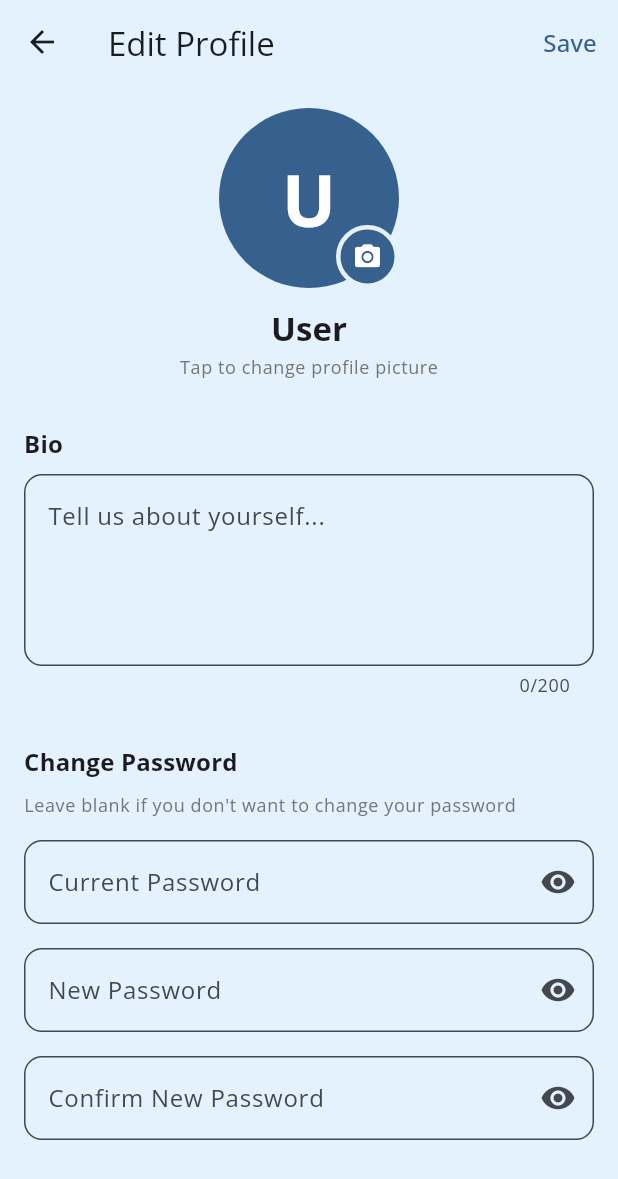
After one commit to Watsoup/InkStreak-Flutter, a Flutter app: the EditProfileScreen screen opened by its route, on a phone screen of 412 x 824 dp. The commit adds this screen. Shown: the top 1179 px of the screen. Run offline on Flutter 3.47's test engine with Material 3 defaults, Android fonts, the phone set to English and light mode, and no system bars; our stand-ins replace cached_network_image, confetti, dio, equatable, flutter_bloc, go_router and 5 more; accounts and stored records are empty; generated files the repository leaves out were written again.

Commit message:
feat: Add profile editing with picture upload, bio, and password change
- Create EditProfileScreen with complete profile management
- Add profile picture upload via camera or gallery with bottom sheet selector
- Implement bio text field with 200 character limit
- Add password change with current/new/confirm fields and validation
- Display profile picture and bio on ProfileScreen
- Add edit button (pencil icon) to profile AppBar
- Add /profile/edit route with user data passed from AuthBloc
- Image picker supports both camera and gallery selection
- Remove photo option for existing pictures
- Password validation: min 6 chars, fields must match, current password required
- Show loading state during save operation
- Success/error feedback via SnackBar
- All password fields have visibility toggle

```diff
--- /dev/null
+++ b/lib/presentation/screens/profile/edit_profile_screen.dart
@@ -0,0 +1,385 @@
+import 'dart:io';
+import 'package:flutter/material.dart';
+import 'package:image_picker/image_picker.dart';
+import 'package:go_router/go_router.dart';
+
+class EditProfileScreen extends StatefulWidget {
+  final String username;
+  final String? currentBio;
+  final String? currentProfilePicture;
+
+  const EditProfileScreen({
+    super.key,
+    required this.username,
+    this.currentBio,
+    this.currentProfilePicture,
+  });
+
+  @override
+  State<EditProfileScreen> createState() => _EditProfileScreenState();
+}
+
+class _EditProfileScreenState extends State<EditProfileScreen> {
+  final TextEditingController _bioController = TextEditingController();
+  final TextEditingController _currentPasswordController = TextEditingController();
+  final TextEditingController _newPasswordController = TextEditingController();
+  final TextEditingController _confirmPasswordController = TextEditingController();
+  final ImagePicker _imagePicker = ImagePicker();
+
+  File? _selectedImage;
+  bool _isLoading = false;
+  bool _obscureCurrentPassword = true;
+  bool _obscureNewPassword = true;
+  bool _obscureConfirmPassword = true;
+
+  @override
+  void initState() {
+    super.initState();
+    _bioController.text = widget.currentBio ?? '';
+  }
+
+  @override
+  void dispose() {
+    _bioController.dispose();
+    _currentPasswordController.dispose();
+    _newPasswordController.dispose();
+    _confirmPasswordController.dispose();
+    super.dispose();
+  }
+
+  Future<void> _pickImage(ImageSource source) async {
+    try {
+      final XFile? image = await _imagePicker.pickImage(
+        source: source,
+        maxWidth: 512,
+        maxHeight: 512,
+        imageQuality: 85,
+      );
+
+      if (image != null) {
+        setState(() {
+          _selectedImage = File(image.path);
+        });
+      }
+    } catch (e) {
+      if (mounted) {
+        ScaffoldMessenger.of(context).showSnackBar(
+          SnackBar(content: Text('Failed to pick image: $e')),
+        );
+      }
+    }
+  }
+
+  void _showImageSourceDialog() {
+    showModalBottomSheet(
+      context: context,
+      builder: (BuildContext context) {
+        return SafeArea(
+          child: Wrap(
+            children: [
+              ListTile(
+                leading: const Icon(Icons.photo_library),
+                title: const Text('Choose from Gallery'),
+                onTap: () {
+                  Navigator.pop(context);
+                  _pickImage(ImageSource.gallery);
+                },
+              ),
+              ListTile(
+                leading: const Icon(Icons.camera_alt),
+                title: const Text('Take a Photo'),
+                onTap: () {
+                  Navigator.pop(context);
+                  _pickImage(ImageSource.camera);
+                },
+              ),
+              if (_selectedImage != null || widget.currentProfilePicture != null)
+                ListTile(
+                  leading: const Icon(Icons.delete, color: Colors.red),
+                  title: const Text('Remove Photo', style: TextStyle(color: Colors.red)),
+                  onTap: () {
+                    Navigator.pop(context);
+                    setState(() {
+                      _selectedImage = null;
+                    });
+                  },
+                ),
+            ],
+          ),
+        );
+      },
+    );
+  }
+
+  Future<void> _saveChanges() async {
+    // Validate password fields if any are filled
+    if (_currentPasswordController.text.isNotEmpty ||
+        _newPasswordController.text.isNotEmpty ||
+        _confirmPasswordController.text.isNotEmpty) {
+      if (_currentPasswordController.text.isEmpty) {
+        ScaffoldMessenger.of(context).showSnackBar(
+          const SnackBar(content: Text('Please enter your current password')),
+        );
+        return;
+      }
+      if (_newPasswordController.text.isEmpty) {
+        ScaffoldMessenger.of(context).showSnackBar(
+          const SnackBar(content: Text('Please enter a new password')),
+        );
+        return;
+      }
+      if (_newPasswordController.text != _confirmPasswordController.text) {
+        ScaffoldMessenger.of(context).showSnackBar(
+          const SnackBar(content: Text('New passwords do not match')),
+        );
+        return;
+      }
+      if (_newPasswordController.text.length < 6) {
+        ScaffoldMessenger.of(context).showSnackBar(
+          const SnackBar(content: Text('New password must be at least 6 characters')),
+        );
+        return;
+      }
+    }
+
+    setState(() {
+      _isLoading = true;
+    });
+
+    // Simulate API call
+    await Future.delayed(const Duration(seconds: 2));
+
+    if (mounted) {
+      setState(() {
+        _isLoading = false;
+      });
+
+      ScaffoldMessenger.of(context).showSnackBar(
+        const SnackBar(
+          content: Text('Profile updated successfully!'),
+          backgroundColor: Colors.green,
+        ),
+      );
+
+      // In real app, update the user state in AuthBloc here
+      context.go('/profile');
+    }
+  }
+
+  @override
+  Widget build(BuildContext context) {
+    return Scaffold(
+      appBar: AppBar(
+        title: const Text('Edit Profile'),
+        leading: IconButton(
+          icon: const Icon(Icons.arrow_back),
+          onPressed: () => context.pop(),
+        ),
+        actions: [
+          if (_isLoading)
+            const Center(
+              child: Padding(
+                padding: EdgeInsets.all(16.0),
+                child: SizedBox(
+                  width: 20,
+                  height: 20,
+                  child: CircularProgressIndicator(strokeWidth: 2),
+                ),
+              ),
+            )
+          else
+            TextButton(
+              onPressed: _saveChanges,
+              child: const Text('Save', style: TextStyle(fontSize: 16)),
+            ),
+        ],
+      ),
+      body: SingleChildScrollView(
+        child: Padding(
+          padding: const EdgeInsets.all(16.0),
+          child: Column(
+            crossAxisAlignment: CrossAxisAlignment.start,
+            children: [
+              // Profile Picture Section
+              Center(
+                child: Column(
+                  children: [
+                    GestureDetector(
+                      onTap: _showImageSourceDialog,
+                      child: Stack(
+                        children: [
+                          CircleAvatar(
+                            radius: 60,
+                            backgroundColor: Theme.of(context).colorScheme.primary,
+                            backgroundImage: _selectedImage != null
+                                ? FileImage(_selectedImage!)
+                                : (widget.currentProfilePicture != null
+                                    ? NetworkImage(widget.currentProfilePicture!)
+                                    : null) as ImageProvider?,
+                            child: _selectedImage == null && widget.currentProfilePicture == null
+                                ? Text(
+                                    widget.username[0].toUpperCase(),
+                                    style: const TextStyle(
+                                      fontSize: 48,
+                                      color: Colors.white,
+                                      fontWeight: FontWeight.bold,
+                                    ),
+                                  )
+                                : null,
+                          ),
+                          Positioned(
+                            bottom: 0,
+                            right: 0,
+                            child: Container(
+                              padding: const EdgeInsets.all(8),
+                              decoration: BoxDecoration(
+                                color: Theme.of(context).colorScheme.primary,
+                                shape: BoxShape.circle,
+                                border: Border.all(
+                                  color: Theme.of(context).colorScheme.surface,
+                                  width: 3,
+                                ),
+                              ),
+                              child: const Icon(
+                                Icons.camera_alt,
+                                color: Colors.white,
+                                size: 20,
+                              ),
+                            ),
+                          ),
+                        ],
+                      ),
+                    ),
+                    const SizedBox(height: 12),
+                    Text(
+                      widget.username,
+                      style: Theme.of(context).textTheme.titleLarge?.copyWith(
+                            fontWeight: FontWeight.bold,
+                          ),
+                    ),
+                    const SizedBox(height: 4),
+                    Text(
+                      'Tap to change profile picture',
+                      style: Theme.of(context).textTheme.bodySmall?.copyWith(
+                            color: Colors.grey[600],
+                          ),
+                    ),
+                  ],
+                ),
+              ),
+              const SizedBox(height: 32),
+
+              // Bio Section
+              Text(
+                'Bio',
+                style: Theme.of(context).textTheme.titleMedium?.copyWith(
+                      fontWeight: FontWeight.bold,
+                    ),
+              ),
+              const SizedBox(height: 8),
+              TextField(
+                controller: _bioController,
+                maxLines: 4,
+                maxLength: 200,
+                decoration: InputDecoration(
+                  hintText: 'Tell us about yourself...',
+                  border: OutlineInputBorder(
+                    borderRadius: BorderRadius.circular(12),
+                  ),
+                  filled: true,
+                  fillColor: Theme.of(context).colorScheme.surface,
+                ),
+              ),
+              const SizedBox(height: 32),
+
+              // Change Password Section
+              Text(
+                'Change Password',
+                style: Theme.of(context).textTheme.titleMedium?.copyWith(
+                      fontWeight: FontWeight.bold,
+                    ),
+              ),
+              const SizedBox(height: 8),
+              Text(
+                'Leave blank if you don\'t want to change your password',
+                style: Theme.of(context).textTheme.bodySmall?.copyWith(
+                      color: Colors.grey[600],
+                    ),
+              ),
+              const SizedBox(height: 16),
+              TextField(
+                controller: _currentPasswordController,
+                obscureText: _obscureCurrentPassword,
+                decoration: InputDecoration(
+                  labelText: 'Current Password',
+                  border: OutlineInputBorder(
+                    borderRadius: BorderRadius.circular(12),
+                  ),
+                  filled: true,
+                  fillColor: Theme.of(context).colorScheme.surface,
+                  suffixIcon: IconButton(
+                    icon: Icon(
+                      _obscureCurrentPassword ? Icons.visibility : Icons.visibility_off,
+                    ),
+                    onPressed: () {
+                      setState(() {
+                        _obscureCurrentPassword = !_obscureCurrentPassword;
+                      });
+                    },
+                  ),
+                ),
+              ),
+              const SizedBox(height: 16),
+              TextField(
+                controller: _newPasswordController,
+                obscureText: _obscureNewPassword,
+                decoration: InputDecoration(
+                  labelText: 'New Password',
+                  border: OutlineInputBorder(
+                    borderRadius: BorderRadius.circular(12),
+                  ),
+                  filled: true,
+                  fillColor: Theme.of(context).colorScheme.surface,
+                  suffixIcon: IconButton(
+                    icon: Icon(
+                      _obscureNewPassword ? Icons.visibility : Icons.visibility_off,
+                    ),
+                    onPressed: () {
+                      setState(() {
+                        _obscureNewPassword = !_obscureNewPassword;
+                      });
+                    },
+                  ),
+                ),
+              ),
+              const SizedBox(height: 16),
+              TextField(
+                controller: _confirmPasswordController,
+                obscureText: _obscureConfirmPassword,
+                decoration: InputDecoration(
+                  labelText: 'Confirm New Password',
+                  border: OutlineInputBorder(
+                    borderRadius: BorderRadius.circular(12),
+                  ),
+                  filled: true,
+                  fillColor: Theme.of(context).colorScheme.surface,
+                  suffixIcon: IconButton(
+                    icon: Icon(
+                      _obscureConfirmPassword ? Icons.visibility : Icons.visibility_off,
+                    ),
+                    onPressed: () {
+                      setState(() {
+                        _obscureConfirmPassword = !_obscureConfirmPassword;
+                      });
+                    },
+                  ),
+                ),
+              ),
+              const SizedBox(height: 32),
+            ],
+          ),
+        ),
+      ),
+    );
+  }
+}
--- a/lib/presentation/screens/profile/profile_screen.dart
+++ b/lib/presentation/screens/profile/profile_screen.dart
@@ -18,6 +18,10 @@ class ProfileScreen extends StatelessWidget {
           onPressed: () => context.go('/home'),
         ),
         actions: [
+          IconButton(
+            icon: const Icon(Icons.edit),
+            onPressed: () => context.push('/profile/edit'),
+          ),
           IconButton(
             icon: const Icon(Icons.logout),
             onPressed: () => _showLogoutDialog(context),
@@ -56,14 +60,19 @@ class ProfileScreen extends StatelessWidget {
                       CircleAvatar(
                         radius: 50,
                         backgroundColor: Theme.of(context).colorScheme.primary,
-                        child: Text(
+                        backgroundImage: user.profilePicture != null
+                            ? NetworkImage(user.profilePicture!)
+                            : null,
+                        child: user.profilePicture == null
+                            ? Text(
                                 user.username[0].toUpperCase(),
                                 style: const TextStyle(
                                   fontSize: 48,
                                   color: Colors.white,
                                   fontWeight: FontWeight.bold,
                                 ),
-                        ),
+                              )
+                            : null,
                       ),
                       const SizedBox(height: 16),
                       Text(
@@ -72,6 +81,14 @@ class ProfileScreen extends StatelessWidget {
                               fontWeight: FontWeight.bold,
                             ),
                       ),
+                      if (user.bio != null && user.bio!.isNotEmpty) ...[
+                        const SizedBox(height: 8),
+                        Text(
+                          user.bio!,
+                          style: Theme.of(context).textTheme.bodyMedium,
+                          textAlign: TextAlign.center,
+                        ),
+                      ],
                       const SizedBox(height: 8),
                       Text(
                         'Member since ${_formatDate(user.createdAt)}',
--- a/lib/routes/app_router.dart
+++ b/lib/routes/app_router.dart
@@ -6,6 +6,8 @@ import 'package:inkstreak/presentation/blocs/auth/auth_state.dart';
 import 'package:inkstreak/presentation/screens/auth/login_screen.dart';
 import 'package:inkstreak/presentation/screens/main/main_navigation_screen.dart';
 import 'package:inkstreak/presentation/screens/profile/profile_screen.dart';
+import 'package:inkstreak/presentation/screens/profile/edit_profile_screen.dart';
+import 'package:inkstreak/presentation/blocs/auth/auth_state.dart' as auth;
 
 class AppRouter {
   static GoRouter createRouter(AuthBloc authBloc) {
@@ -78,6 +80,25 @@ class AppRouter {
             key: state.pageKey,
             child: const ProfileScreen(),
           ),
+          routes: [
+            GoRoute(
+              path: 'edit',
+              name: 'profile-edit',
+              pageBuilder: (context, state) {
+                final authState = authBloc.state;
+                final user = authState is auth.AuthAuthenticated ? authState.user : null;
+
+                return MaterialPage(
+                  key: state.pageKey,
+                  child: EditProfileScreen(
+                    username: user?.username ?? 'User',
+                    currentBio: user?.bio,
+                    currentProfilePicture: user?.profilePicture,
+                  ),
+                );
+              },
+            ),
+          ],
         ),
         // Redirect root to home (will be redirected to login if not authenticated)
         GoRoute(
```
Lines whose indentation alone changed are shown as unchanged.
